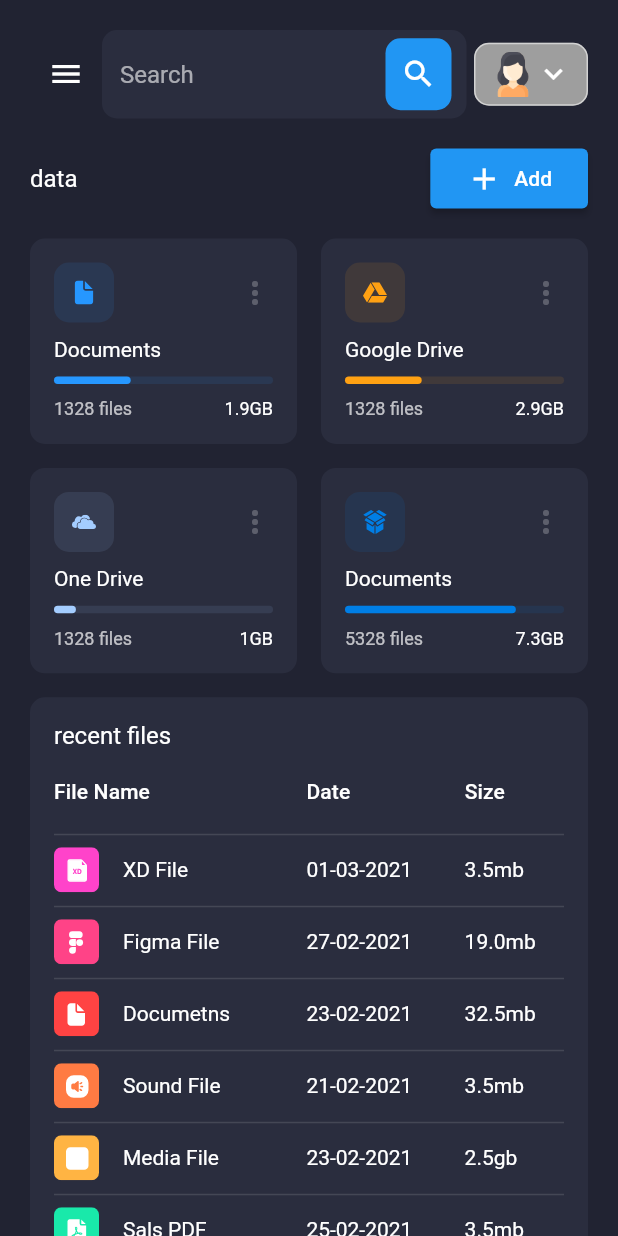
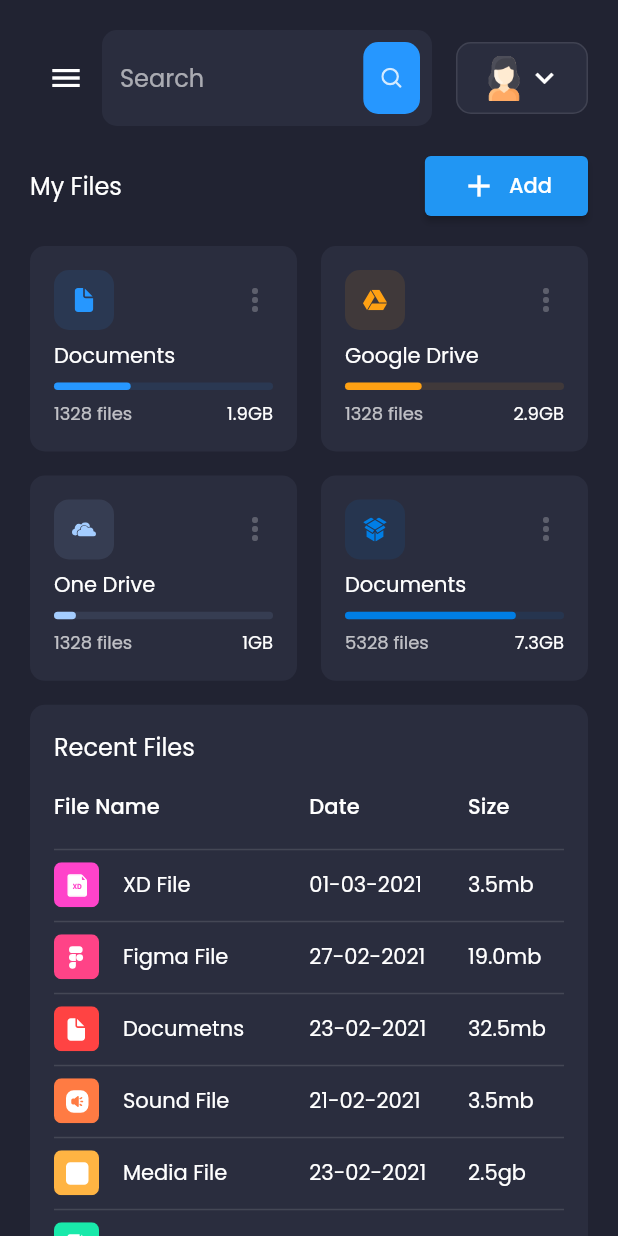
Before and after one commit to imjeen/flutter_uikit, a Flutter app: the screen it shows after launch, after a tap on the "menu" icon, after a tap on "Add", on a phone screen of 412 x 824 dp. Run offline on Flutter 3.47's test engine with Material 2 defaults, Android fonts, the light colour scheme and no system bars; our stand-ins replace fl_chart, flutter_svg, google_fonts.

Commit message:
change the file name and style

```diff
--- a/lib/layout/main.dart
+++ b/lib/layout/main.dart
@@ -1,5 +1,5 @@
 import 'package:flutter/material.dart';
-import 'package:flutter_uikit/controller/MenuController.dart';
+import 'package:flutter_uikit/controller/menu_controller.dart';
 import 'package:flutter_uikit/responsive.dart';
 import 'package:provider/provider.dart';
 
--- a/lib/main.dart
+++ b/lib/main.dart
@@ -1,6 +1,8 @@
 import 'package:flutter/material.dart';
+import 'package:flutter_uikit/constants.dart';
 import 'package:flutter_uikit/routes/about/about_route.dart';
 import 'package:flutter_uikit/routes/dashboard/dashboard_route.dart';
+import 'package:google_fonts/google_fonts.dart';
 
 void main() {
   runApp(App());
@@ -12,9 +14,10 @@ class App extends StatelessWidget {
     return MaterialApp(
         title: 'Flutter UI Kit',
         theme: ThemeData.dark().copyWith(
-          scaffoldBackgroundColor: Color(0xFF212332),
-          canvasColor: Color(0xFF2A2D3E),
-        ),
+            scaffoldBackgroundColor: bgColor,
+            canvasColor: secondaryColor,
+            textTheme: GoogleFonts.poppinsTextTheme(Theme.of(context).textTheme)
+                .apply(bodyColor: Colors.white)),
         initialRoute: '/',
         // 注册命名路由表
         routes: <String, WidgetBuilder>{
--- a/lib/routes/dashboard/comp/chart.dart
+++ b/lib/routes/dashboard/comp/chart.dart
@@ -26,9 +26,14 @@ class Chart extends StatelessWidget {
               mainAxisAlignment: MainAxisAlignment.center,
               children: [
                 SizedBox(height: defaultPadding / 2),
-                Text('29', style: Theme.of(context).textTheme.headline4
-                    // .copyWith(color: Colors.white24),
-                    ),
+                Text(
+                  '29',
+                  style: Theme.of(context).textTheme.headline4!.copyWith(
+                        color: Colors.white,
+                        fontWeight: FontWeight.w600,
+                        height: 0.5,
+                      ),
+                ),
                 Text('of 128GB')
               ],
             ),
--- a/lib/routes/dashboard/dashboard_route.dart
+++ b/lib/routes/dashboard/dashboard_route.dart
@@ -2,11 +2,11 @@ import 'package:flutter/material.dart';
 import 'package:flutter_uikit/constants.dart';
 import 'package:flutter_uikit/layout/main.dart';
 import 'package:flutter_uikit/responsive.dart';
-import 'package:flutter_uikit/routes/dashboard/comp/header.dart';
 
-import 'comp/my_field.dart';
-import 'comp/recent_file_table.dart';
-import 'comp/store_detail.dart';
+import 'header.dart';
+import 'my_file.dart';
+import 'recent_file_table.dart';
+import 'store_detail.dart';
 
 class DashboardRoute extends StatelessWidget {
   const DashboardRoute({Key? key}) : super(key: key);
@@ -29,9 +29,9 @@ class DashboardRoute extends StatelessWidget {
                     flex: 5,
                     child: Column(
                       children: [
-                        MyField(),
+                        MyFile(), // 我的文件
                         SizedBox(height: defaultPadding),
-                        RecentFileTable(),
+                        RecentFileTable(), // 最近的文件
 
                         if (Responsive.isMobile(context))
                           SizedBox(height: defaultPadding),
--- a/lib/routes/dashboard/comp/header.dart
+++ b/lib/routes/dashboard/header.dart
@@ -1,6 +1,8 @@
 import 'package:flutter/material.dart';
+import 'package:flutter_svg/flutter_svg.dart';
+import 'package:flutter_uikit/constants.dart';
 import 'package:provider/provider.dart';
-import 'package:flutter_uikit/controller/MenuController.dart';
+import 'package:flutter_uikit/controller/menu_controller.dart';
 import 'package:flutter_uikit/responsive.dart';
 
 class Header extends StatelessWidget {
@@ -22,8 +24,7 @@ class Header extends StatelessWidget {
             "Dashboard",
             style: Theme.of(context).textTheme.headline6,
           ),
-        if (!Responsive.isMobile(context))
-          Spacer(flex: Responsive.isDesktop(context) ? 2 : 1),
+        if (!Responsive.isMobile(context)) Spacer(flex: 1),
         Expanded(
           child: SearchField(),
         ),
@@ -41,15 +42,15 @@ class ProfileCard extends StatelessWidget {
   @override
   Widget build(BuildContext context) {
     return Container(
-      margin: EdgeInsets.only(left: 5),
+      margin: EdgeInsets.only(left: defaultPadding),
       padding: EdgeInsets.symmetric(
-        horizontal: 10,
-        vertical: 5,
+        horizontal: defaultPadding,
+        vertical: defaultPadding / 2,
       ),
       decoration: BoxDecoration(
-          color: Colors.grey,
+          color: secondaryColor,
           borderRadius: const BorderRadius.all(Radius.circular(10)),
-          border: Border.all(color: Colors.white54)),
+          border: Border.all(color: Colors.white10)),
       child: Row(
         children: [
           Image.asset(
@@ -59,7 +60,8 @@ class ProfileCard extends StatelessWidget {
           ),
           if (!Responsive.isMobile(context))
             Padding(
-              padding: const EdgeInsets.all(8.0),
+              padding:
+                  const EdgeInsets.symmetric(horizontal: defaultPadding / 2),
               child: Text("Profile title and name"),
             ),
           Icon(Icons.keyboard_arrow_down),
@@ -79,7 +81,7 @@ class SearchField extends StatelessWidget {
     return TextField(
       decoration: InputDecoration(
         hintText: "Search",
-        fillColor: Color(0xFF2A2D3E),
+        fillColor: secondaryColor,
         filled: true,
         border: OutlineInputBorder(
           borderSide: BorderSide.none,
@@ -88,18 +90,13 @@ class SearchField extends StatelessWidget {
         suffixIcon: InkWell(
           onTap: () {},
           child: Container(
-            padding: EdgeInsets.all(10),
-            margin: EdgeInsets.symmetric(horizontal: 10),
+            padding: EdgeInsets.all(defaultPadding * 0.75),
+            margin: EdgeInsets.symmetric(horizontal: defaultPadding / 2),
             decoration: BoxDecoration(
-              color: Colors.blue,
-              borderRadius: const BorderRadius.all(
-                Radius.circular(10),
-              ),
+              color: primaryColor,
+              borderRadius: const BorderRadius.all(Radius.circular(10)),
             ),
-            child: Icon(
-              Icons.search,
-              color: Colors.white,
-            ),
+            child: SvgPicture.asset("assets/icons/Search.svg"),
           ),
         ),
       ),
--- a/lib/routes/dashboard/comp/my_field.dart
+++ b/lib/routes/dashboard/my_file.dart
@@ -3,10 +3,10 @@ import 'package:flutter_uikit/constants.dart';
 import 'package:flutter_uikit/model/files.dart';
 import 'package:flutter_uikit/responsive.dart';
 
-import 'file_card.dart';
+import 'comp/file_card.dart';
 
-class MyField extends StatelessWidget {
-  const MyField({
+class MyFile extends StatelessWidget {
+  const MyFile({
     Key? key,
   }) : super(key: key);
 
@@ -20,7 +20,7 @@ class MyField extends StatelessWidget {
           mainAxisAlignment: MainAxisAlignment.spaceBetween,
           children: [
             Text(
-              'data',
+              'My Files',
               style: Theme.of(context).textTheme.subtitle1,
             ),
             ElevatedButton.icon(
--- a/lib/routes/dashboard/comp/recent_file_table.dart
+++ b/lib/routes/dashboard/recent_file_table.dart
@@ -19,7 +19,7 @@ class RecentFileTable extends StatelessWidget {
         crossAxisAlignment: CrossAxisAlignment.start,
         children: [
           Text(
-            'recent files',
+            'Recent Files',
             style: Theme.of(context).textTheme.subtitle1,
           ),
           SizedBox(
--- a/lib/routes/dashboard/comp/store_detail.dart
+++ b/lib/routes/dashboard/store_detail.dart
@@ -2,7 +2,7 @@ import 'package:flutter/material.dart';
 import 'package:flutter_svg/flutter_svg.dart';
 import 'package:flutter_uikit/constants.dart';
 
-import 'chart.dart';
+import 'comp/chart.dart';
 
 class StoreDetail extends StatelessWidget {
   const StoreDetail({
@@ -14,36 +14,40 @@ class StoreDetail extends StatelessWidget {
     return Container(
       padding: EdgeInsets.all(defaultPadding),
       decoration: BoxDecoration(
-          color: Color(0xFF2A2D3E),
-          borderRadius:
-              const BorderRadius.all(Radius.circular(10))),
+          color: secondaryColor,
+          borderRadius: const BorderRadius.all(Radius.circular(10))),
       child: Column(
         crossAxisAlignment: CrossAxisAlignment.start,
         children: [
           Text(
-            "Detail",
-            style: TextStyle(
-                fontSize: 18, fontWeight: FontWeight.w500),
+            "Store Detail",
+            style: TextStyle(fontSize: 18, fontWeight: FontWeight.w500),
           ),
           SizedBox(height: defaultPadding),
           Chart(),
           StoreItem(
-            svg: 'assets/icons/dashboard.svg',
-            title: 'test',
-            caption: "ok",
-            total: "1.2G",
+            svg: 'assets/icons/Documents.svg',
+            title: 'Documents Files',
+            caption: "1.3GB",
+            total: 1328,
           ),
           StoreItem(
-            svg: 'assets/icons/dashboard.svg',
-            title: 'test',
-            caption: "ok",
-            total: "1.2G",
+            svg: 'assets/icons/media.svg',
+            title: 'Media Files',
+            caption: "1.2GB",
+            total: 138,
           ),
           StoreItem(
-            svg: 'assets/icons/dashboard.svg',
-            title: 'test',
-            caption: "ok",
-            total: "1.2G",
+            svg: 'assets/icons/folder.svg',
+            title: 'Folder Files',
+            caption: "1.0G",
+            total: 328,
+          ),
+          StoreItem(
+            svg: 'assets/icons/unknown.svg',
+            title: 'Unknow Files',
+            caption: "1.1G",
+            total: 38,
           ),
         ],
       ),
@@ -54,13 +58,14 @@ class StoreDetail extends StatelessWidget {
 class StoreItem extends StatelessWidget {
   const StoreItem({
     Key? key,
-    @required this.svg,
-    @required this.title,
-    @required this.caption,
-    @required this.total,
+    required this.svg,
+    required this.title,
+    required this.caption,
+    required this.total,
   }) : super(key: key);
 
-  final svg, title, caption, total;
+  final String svg, title, caption;
+  final int total;
 
   @override
   Widget build(BuildContext context) {
@@ -96,14 +101,18 @@ class StoreItem extends StatelessWidget {
                     maxLines: 1,
                     overflow: TextOverflow.ellipsis,
                   ),
-                  Text(caption, style: Theme.of(context).textTheme.caption
-                      // .copyWith(color: Colors.white24),
-                      )
+                  Text(
+                    caption,
+                    style: Theme.of(context)
+                        .textTheme
+                        .caption!
+                        .copyWith(color: Colors.white70),
+                  )
                 ],
               ),
             ),
           ),
-          Text(total)
+          Text("$total")
         ],
       ),
     );
```
Also changed, not shown: lib/controller/menu_controller.dart (renamed from lib/controller/MenuController.dart).
